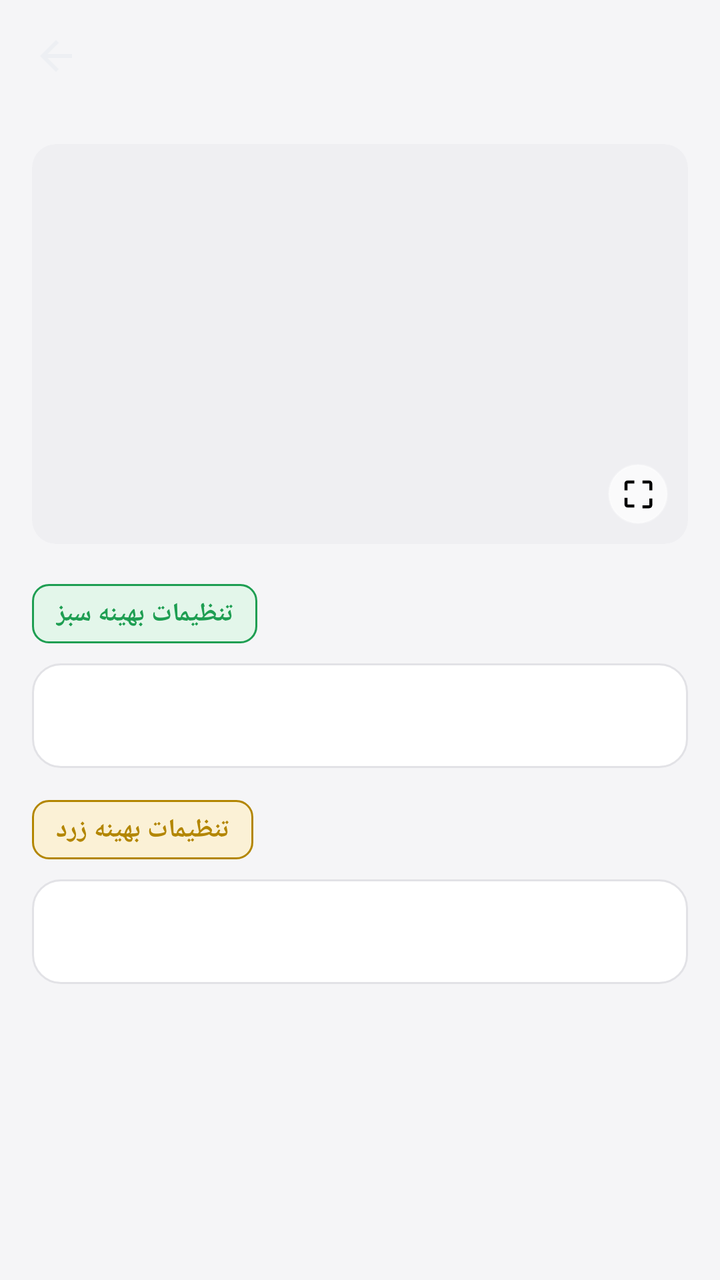
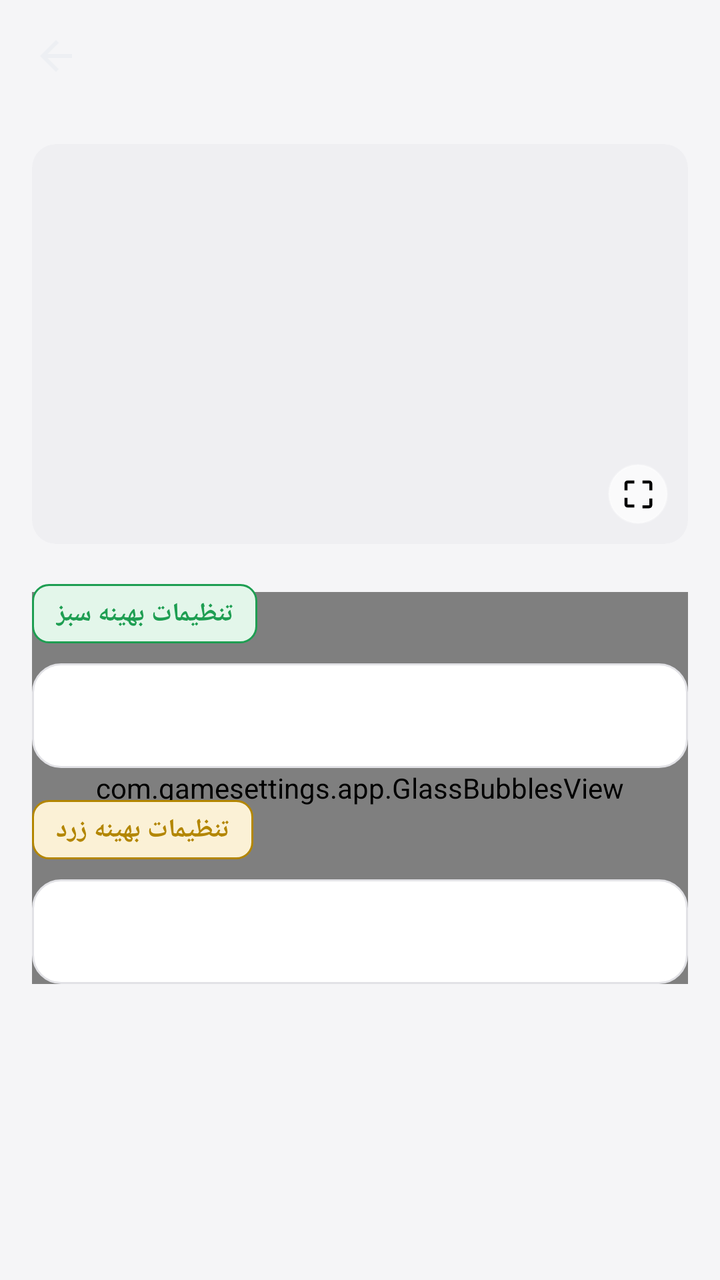

Compare the two renders of this Android layout. The source of the first and the diff that turns it into the second are given below.
<!-- AndroidManifest.xml: application theme Theme.GameSettings -->
<!-- res/layout/activity_game_detail.xml -->
<?xml version="1.0" encoding="utf-8"?>
<androidx.coordinatorlayout.widget.CoordinatorLayout xmlns:android="http://schemas.android.com/apk/res/android"
    xmlns:app="http://schemas.android.com/apk/res-auto"
    android:layout_width="match_parent"
    android:layout_height="match_parent"
    android:background="@color/background">

    <androidx.appcompat.widget.Toolbar
        android:id="@+id/detail_toolbar"
        android:layout_width="match_parent"
        android:layout_height="?attr/actionBarSize"
        android:background="@color/background"
        app:titleTextColor="@color/text_primary"
        app:navigationIcon="@drawable/ic_back" />

    <ScrollView
        android:layout_width="match_parent"
        android:layout_height="match_parent"
        android:layout_marginTop="?attr/actionBarSize">

        <LinearLayout
            android:layout_width="match_parent"
            android:layout_height="wrap_content"
            android:orientation="vertical"
            android:padding="16dp">

            <FrameLayout
                android:id="@+id/image_tap_area"
                android:layout_width="match_parent"
                android:layout_height="200dp"
                android:clickable="true"
                android:focusable="true">

                <ImageView
                    android:id="@+id/detail_image"
                    android:layout_width="match_parent"
                    android:layout_height="match_parent"
                    android:background="@drawable/bg_image_rounded"
                    android:clipToOutline="true"
                    android:scaleType="centerCrop"
                    android:contentDescription="عکس بازی" />

                <ImageView
                    android:layout_width="30dp"
                    android:layout_height="30dp"
                    android:layout_gravity="bottom|end"
                    android:layout_margin="10dp"
                    android:padding="6dp"
                    android:background="@drawable/bg_round_button_glass"
                    android:src="@drawable/ic_expand"
                    android:contentDescription="بزرگ‌نمایی عکس"
                    app:tint="@color/white" />

            </FrameLayout>

            
            <LinearLayout
                android:id="@+id/youtube_section"
                android:layout_width="match_parent"
                android:layout_height="wrap_content"
                android:orientation="vertical"
                android:gravity="center"
                android:visibility="gone"
                android:layout_marginTop="24dp"
                android:background="@drawable/bg_card"
                android:padding="28dp">

                <ImageView
                    android:layout_width="52dp"
                    android:layout_height="52dp"
                    android:src="@drawable/ic_youtube"
                    app:tint="@color/accent_red" />

                <TextView
                    android:layout_width="match_parent"
                    android:layout_height="wrap_content"
                    android:layout_marginTop="16dp"
                    android:layout_marginBottom="20dp"
                    android:gravity="center"
                    android:text="@string/youtube_hint"
                    android:textSize="15sp"
                    android:textColor="@color/text_secondary"
                    android:lineSpacingExtra="4dp" />

                <Button
                    android:id="@+id/watch_youtube_button"
                    android:layout_width="wrap_content"
                    android:layout_height="wrap_content"
                    android:minWidth="220dp"
                    android:paddingHorizontal="24dp"
                    android:paddingVertical="14dp"
                    android:background="@drawable/bg_button_red"
                    android:text="@string/watch_on_youtube"
                    android:textAllCaps="false"
                    android:textSize="15sp"
                    android:textStyle="bold"
                    android:textColor="@color/white"
                    android:drawableStart="@drawable/ic_play"
                    android:drawablePadding="8dp"
                    android:drawableTint="@color/white"
                    android:elevation="0dp"
                    android:stateListAnimator="@null" />

            </LinearLayout>

            
            <LinearLayout
                android:id="@+id/green_section"
                android:layout_width="match_parent"
                android:layout_height="wrap_content"
                android:orientation="vertical"
                android:layout_marginTop="20dp">

                <TextView
                    style="@style/TagChip"
                    android:background="@drawable/bg_tag_green"
                    android:text="@string/green_settings"
                    android:textColor="@color/tag_green" />

                <TextView
                    android:id="@+id/detail_settings_green"
                    android:layout_width="match_parent"
                    android:layout_height="wrap_content"
                    android:layout_marginTop="10dp"
                    android:background="@drawable/bg_card"
                    android:padding="16dp"
                    android:lineSpacingExtra="6dp"
                    android:textSize="15sp"
                    android:textColor="@color/text_primary" />

            </LinearLayout>

            
            <LinearLayout
                android:id="@+id/yellow_section"
                android:layout_width="match_parent"
                android:layout_height="wrap_content"
                android:orientation="vertical"
                android:layout_marginTop="16dp">

                <TextView
                    style="@style/TagChip"
                    android:background="@drawable/bg_tag_yellow"
                    android:text="@string/yellow_settings"
                    android:textColor="@color/tag_yellow" />

                <TextView
                    android:id="@+id/detail_settings_yellow"
                    android:layout_width="match_parent"
                    android:layout_height="wrap_content"
                    android:layout_marginTop="10dp"
                    android:background="@drawable/bg_card"
                    android:padding="16dp"
                    android:lineSpacingExtra="6dp"
                    android:textSize="15sp"
                    android:textColor="@color/text_primary" />

            </LinearLayout>

        </LinearLayout>

    </ScrollView>

</androidx.coordinatorlayout.widget.CoordinatorLayout>
<!-- resources referenced by this layout -->
<resources>
  <color name="accent_red">#E31E24</color>
  <color name="background">#F5F5F7</color>
  <color name="tag_green">#1E9E52</color>
  <color name="tag_yellow">#B38600</color>
  <color name="text_primary">#161618</color>
  <color name="text_secondary">#6C6C74</color>
  <color name="white">#FFFFFF</color>
  <!-- drawable bg_card (drawable) -->
  <?xml version="1.0" encoding="utf-8"?>
  <shape xmlns:android="http://schemas.android.com/apk/res/android"
      android:shape="rectangle">
      <solid android:color="@color/surface" />
      <stroke android:width="1dp" android:color="@color/border" />
      <corners android:radius="14dp" />
  </shape>
  <!-- drawable bg_image_rounded (drawable) -->
  <?xml version="1.0" encoding="utf-8"?>
  <shape xmlns:android="http://schemas.android.com/apk/res/android"
      android:shape="rectangle">
      <solid android:color="@color/surface_alt" />
      <corners android:radius="12dp" />
  </shape>
  <!-- drawable bg_round_button_glass (drawable) -->
  <?xml version="1.0" encoding="utf-8"?>
  <shape xmlns:android="http://schemas.android.com/apk/res/android"
      android:shape="oval">
      <solid android:color="@color/glass_fill" />
      <stroke android:width="1dp" android:color="@color/glass_border" />
  </shape>
  <!-- drawable bg_tag_green (drawable) -->
  <?xml version="1.0" encoding="utf-8"?>
  <shape xmlns:android="http://schemas.android.com/apk/res/android">
      <solid android:color="@color/tag_green_bg" />
      <corners android:radius="8dp" />
      <stroke android:width="1dp" android:color="@color/tag_green" />
  </shape>
  <!-- drawable bg_tag_yellow (drawable) -->
  <?xml version="1.0" encoding="utf-8"?>
  <shape xmlns:android="http://schemas.android.com/apk/res/android">
      <solid android:color="@color/tag_yellow_bg" />
      <corners android:radius="8dp" />
      <stroke android:width="1dp" android:color="@color/tag_yellow" />
  </shape>
  <!-- drawable ic_back (drawable) -->
  <vector xmlns:android="http://schemas.android.com/apk/res/android"
      android:width="24dp"
      android:height="24dp"
      android:viewportWidth="24"
      android:viewportHeight="24"
      android:autoMirrored="true">
      <path
          android:fillColor="#EDEFF3"
          android:pathData="M20,11H7.83l5.59,-5.59L12,4l-8,8 8,8 1.41,-1.41L7.83,13H20v-2z" />
  </vector>
  <!-- drawable ic_play (drawable) -->
  <vector xmlns:android="http://schemas.android.com/apk/res/android"
      android:width="24dp"
      android:height="24dp"
      android:viewportWidth="24"
      android:viewportHeight="24">
      <path
          android:fillColor="#FF000000"
          android:pathData="M8,5v14l11,-7z" />
  </vector>
  <string name="green_settings">تنظیمات بهینه سبز</string>
  <string name="watch_on_youtube">مشاهده در یوتیوب</string>
  <string name="yellow_settings">تنظیمات بهینه زرد</string>
  <string name="youtube_hint">برای دیدن تنظیمات این بازی روی لینک یوتیوب کلیک کنید</string>
  <style name="TagChip">
          <item name="android:layout_width">wrap_content</item>
          <item name="android:layout_height">wrap_content</item>
          <item name="android:paddingHorizontal">12dp</item>
          <item name="android:paddingVertical">6dp</item>
          <item name="android:textSize">13sp</item>
          <item name="android:textStyle">bold</item>
      </style>
  <color name="surface">#FFFFFF</color>
  <color name="border">#E2E2E6</color>
  <color name="surface_alt">#EFEFF2</color>
  <color name="glass_fill">#B3FFFFFF</color>
  <color name="glass_border">#4DFFFFFF</color>
  <color name="tag_green_bg">#E3F6EA</color>
  <color name="tag_yellow_bg">#FBF1D6</color>
  <!-- unchanged entries left out for length: 4 -->
</resources>

<!-- the commit's change to res/layout/activity_game_detail.xml (unified diff, before → after) -->
@@ -54,108 +54,127 @@
             </FrameLayout>
 
             
-            <LinearLayout
-                android:id="@+id/youtube_section"
+            <FrameLayout
                 android:layout_width="match_parent"
-                android:layout_height="wrap_content"
-                android:orientation="vertical"
-                android:gravity="center"
-                android:visibility="gone"
-                android:layout_marginTop="24dp"
-                android:background="@drawable/bg_card"
-                android:padding="28dp">
+                android:layout_height="wrap_content">
 
-                <ImageView
-                    android:layout_width="52dp"
-                    android:layout_height="52dp"
-                    android:src="@drawable/ic_youtube"
-                    app:tint="@color/accent_red" />
+                <com.gamesettings.app.GlassBubblesView
+                    android:layout_width="match_parent"
+                    android:layout_height="match_parent"
+                    android:layout_marginTop="24dp" />
 
-                <TextView
+                <LinearLayout
                     android:layout_width="match_parent"
                     android:layout_height="wrap_content"
-                    android:layout_marginTop="16dp"
-                    android:layout_marginBottom="20dp"
-                    android:gravity="center"
-                    android:text="@string/youtube_hint"
-                    android:textSize="15sp"
-                    android:textColor="@color/text_secondary"
-                    android:lineSpacingExtra="4dp" />
+                    android:orientation="vertical">
 
-                <Button
-                    android:id="@+id/watch_youtube_button"
-                    android:layout_width="wrap_content"
-                    android:layout_height="wrap_content"
-                    android:minWidth="220dp"
-                    android:paddingHorizontal="24dp"
-                    android:paddingVertical="14dp"
-                    android:background="@drawable/bg_button_red"
-                    android:text="@string/watch_on_youtube"
-                    android:textAllCaps="false"
-                    android:textSize="15sp"
-                    android:textStyle="bold"
-                    android:textColor="@color/white"
-                    android:drawableStart="@drawable/ic_play"
-                    android:drawablePadding="8dp"
-                    android:drawableTint="@color/white"
-                    android:elevation="0dp"
-                    android:stateListAnimator="@null" />
+                    
+                    <LinearLayout
+                        android:id="@+id/youtube_section"
+                        android:layout_width="match_parent"
+                        android:layout_height="wrap_content"
+                        android:orientation="vertical"
+                        android:gravity="center"
+                        android:visibility="gone"
+                        android:layout_marginTop="24dp"
+                        android:background="@drawable/bg_card"
+                        android:padding="28dp">
 
-            </LinearLayout>
+                        <ImageView
+                            android:layout_width="52dp"
+                            android:layout_height="52dp"
+                            android:src="@drawable/ic_youtube"
+                            app:tint="@color/accent_red" />
 
-            
-            <LinearLayout
-                android:id="@+id/green_section"
-                android:layout_width="match_parent"
-                android:layout_height="wrap_content"
-                android:orientation="vertical"
-                android:layout_marginTop="20dp">
+                        <TextView
+                            android:layout_width="match_parent"
+                            android:layout_height="wrap_content"
+                            android:layout_marginTop="16dp"
+                            android:layout_marginBottom="20dp"
+                            android:gravity="center"
+                            android:text="@string/youtube_hint"
+                            android:textSize="15sp"
+                            android:textColor="@color/text_secondary"
+                            android:lineSpacingExtra="4dp" />
 
-                <TextView
-                    style="@style/TagChip"
-                    android:background="@drawable/bg_tag_green"
-                    android:text="@string/green_settings"
-                    android:textColor="@color/tag_green" />
+                        <Button
+                            android:id="@+id/watch_youtube_button"
+                            android:layout_width="wrap_content"
+                            android:layout_height="wrap_content"
+                            android:minWidth="220dp"
+                            android:paddingHorizontal="24dp"
+                            android:paddingVertical="14dp"
+                            android:background="@drawable/bg_button_red"
+                            android:text="@string/watch_on_youtube"
+                            android:textAllCaps="false"
+                            android:textSize="15sp"
+                            android:textStyle="bold"
+                            android:textColor="@color/white"
+                            android:drawableStart="@drawable/ic_play"
+                            android:drawablePadding="8dp"
+                            android:drawableTint="@color/white"
+                            android:elevation="0dp"
+                            android:stateListAnimator="@null" />
 
-                <TextView
-                    android:id="@+id/detail_settings_green"
-                    android:layout_width="match_parent"
-                    android:layout_height="wrap_content"
-                    android:layout_marginTop="10dp"
-                    android:background="@drawable/bg_card"
-                    android:padding="16dp"
-                    android:lineSpacingExtra="6dp"
-                    android:textSize="15sp"
-                    android:textColor="@color/text_primary" />
+                    </LinearLayout>
 
-            </LinearLayout>
+                    
+                    <LinearLayout
+                        android:id="@+id/green_section"
+                        android:layout_width="match_parent"
+                        android:layout_height="wrap_content"
+                        android:orientation="vertical"
+                        android:layout_marginTop="20dp">
 
-            
-            <LinearLayout
-                android:id="@+id/yellow_section"
-                android:layout_width="match_parent"
-                android:layout_height="wrap_content"
-                android:orientation="vertical"
-                android:layout_marginTop="16dp">
+                        <TextView
+                            style="@style/TagChip"
+                            android:background="@drawable/bg_tag_green"
+                            android:text="@string/green_settings"
+                            android:textColor="@color/tag_green" />
 
-                <TextView
-                    style="@style/TagChip"
-                    android:background="@drawable/bg_tag_yellow"
-                    android:text="@string/yellow_settings"
-                    android:textColor="@color/tag_yellow" />
+                        <TextView
+                            android:id="@+id/detail_settings_green"
+                            android:layout_width="match_parent"
+                            android:layout_height="wrap_content"
+                            android:layout_marginTop="10dp"
+                            android:background="@drawable/bg_card"
+                            android:padding="16dp"
+                            android:lineSpacingExtra="6dp"
+                            android:textSize="15sp"
+                            android:textColor="@color/text_primary" />
 
-                <TextView
-                    android:id="@+id/detail_settings_yellow"
-                    android:layout_width="match_parent"
-                    android:layout_height="wrap_content"
-                    android:layout_marginTop="10dp"
-                    android:background="@drawable/bg_card"
-                    android:padding="16dp"
-                    android:lineSpacingExtra="6dp"
-                    android:textSize="15sp"
-                    android:textColor="@color/text_primary" />
+                    </LinearLayout>
 
-            </LinearLayout>
+                    
+                    <LinearLayout
+                        android:id="@+id/yellow_section"
+                        android:layout_width="match_parent"
+                        android:layout_height="wrap_content"
+                        android:orientation="vertical"
+                        android:layout_marginTop="16dp">
+
+                        <TextView
+                            style="@style/TagChip"
+                            android:background="@drawable/bg_tag_yellow"
+                            android:text="@string/yellow_settings"
+                            android:textColor="@color/tag_yellow" />
+
+                        <TextView
+                            android:id="@+id/detail_settings_yellow"
+                            android:layout_width="match_parent"
+                            android:layout_height="wrap_content"
+                            android:layout_marginTop="10dp"
+                            android:background="@drawable/bg_card"
+                            android:padding="16dp"
+                            android:lineSpacingExtra="6dp"
+                            android:textSize="15sp"
+                            android:textColor="@color/text_primary" />
+
+                    </LinearLayout>
+
+                </LinearLayout>
+
+            </FrameLayout>
 
         </LinearLayout>
 
